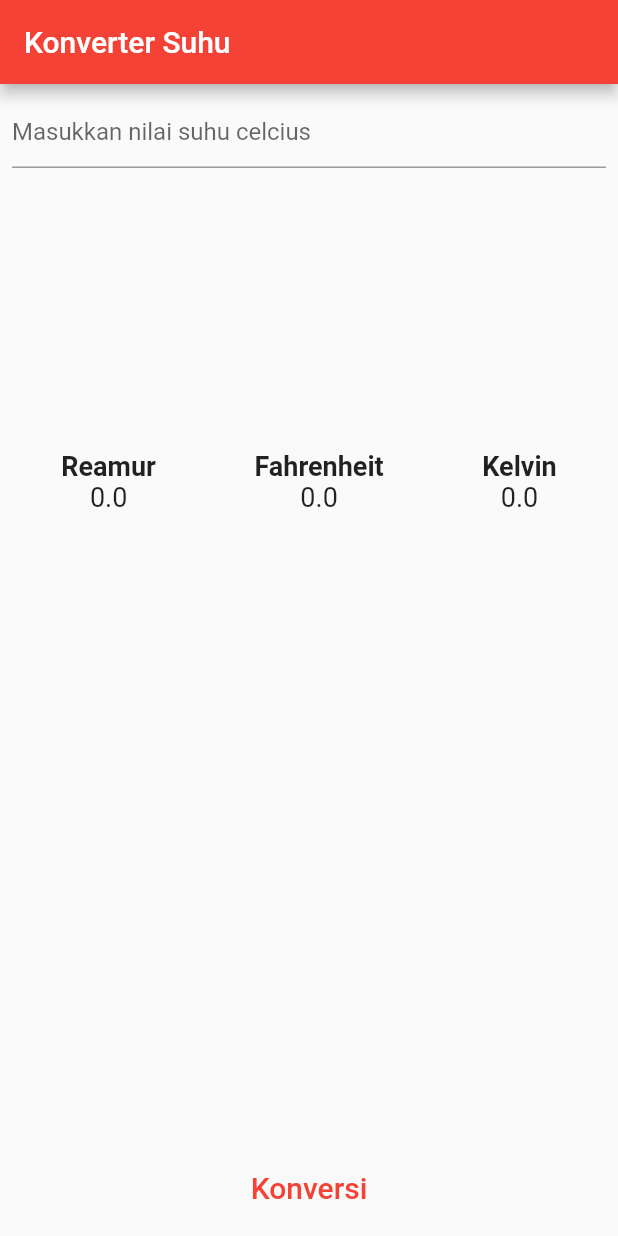
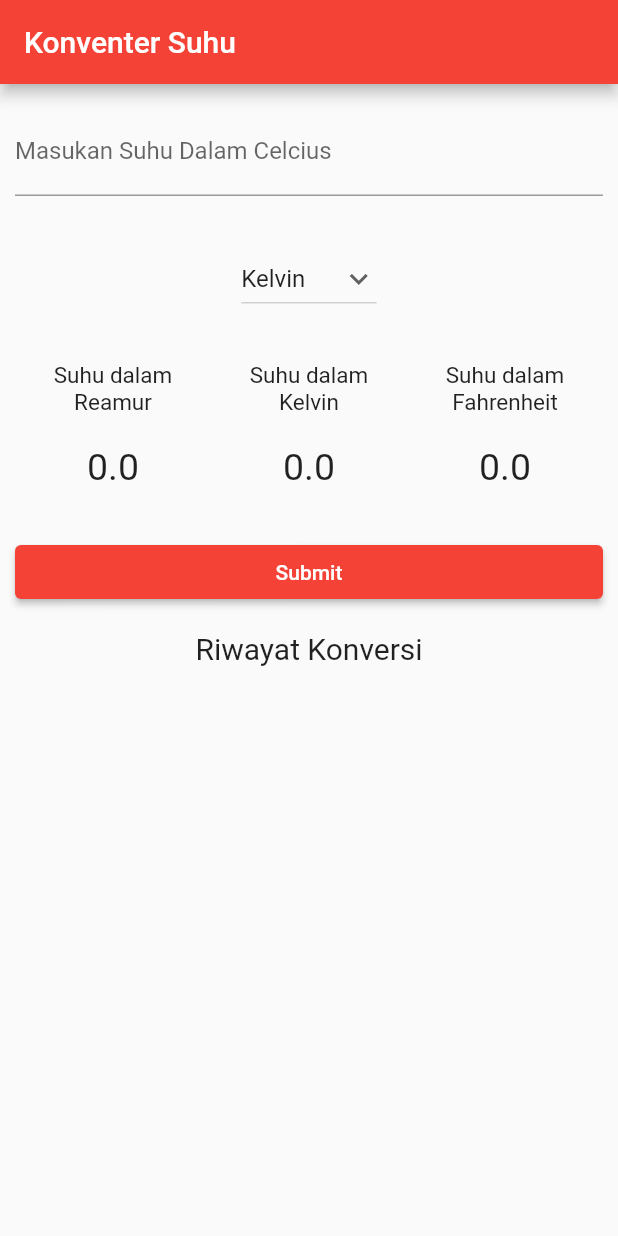
Before and after one commit to gengsR/flutter_convertSuhu, a Flutter app: the screen it shows after launch, on a phone screen of 412 x 824 dp. Run offline on Flutter 3.47's test engine with Material 2 defaults, Android fonts, the light colour scheme and no system bars.

Commit message:
Fix ConvertSuhu

```diff
--- a/lib/main.dart
+++ b/lib/main.dart
@@ -1,162 +1,276 @@
 import 'package:flutter/material.dart';
+import 'package:flutter/services.dart';
 
 void main() {
   runApp(const MyApp());
 }
 
-class MyApp extends StatelessWidget {
+class MyApp extends StatefulWidget {
   const MyApp({super.key});
 
-  // This widget is the root of your application.
   @override
-  Widget build(BuildContext context) {
-    return MaterialApp(
-      title: 'Suhu Converter',
-      theme: ThemeData(
-        // This is the theme of your application.
-        //
-        // Try running your application with "flutter run". You'll see the
-        // application has a blue toolbar. Then, without quitting the app, try
-        // changing the primarySwatch below to Colors.green and then invoke
-        // "hot reload" (press "r" in the console where you ran "flutter run",
-        // or simply save your changes to "hot reload" in a Flutter IDE).
-        // Notice that the counter didn't reset back to zero; the application
-        // is not restarted.
-        primarySwatch: Colors.red,
-      ),
-      home: const MyHomePage(title: 'Konverter Suhu'),
-    );
-  }
+  State<MyApp> createState() => _MyAppState();
 }
 
-class MyHomePage extends StatefulWidget {
-  const MyHomePage({super.key, required this.title});
-
-  // This widget is the home page of your application. It is stateful, meaning
-  // that it has a State object (defined below) that contains fields that affect
-  // how it looks.
-
-  // This class is the configuration for the state. It holds the values (in this
-  // case the title) provided by the parent (in this case the App widget) and
-  // used by the build method of the State. Fields in a Widget subclass are
-  // always marked "final".
-
-  final String title;
-
-  @override
-  State<MyHomePage> createState() => _MyHomePageState();
-}
-
-class _MyHomePageState extends State<MyHomePage> {
-  TextEditingController etInput = new TextEditingController();
-
-  //Menentukan variabel input
+class _MyAppState extends State<MyApp> {
+  // This widget is the root of your application.
+  var items = ['Kelvin', 'Reamor', 'Farenheit', 'Semua'];
+  String dropdownvalue = 'Kelvin';
+  String? selectedValue;
   double celcius = 0;
   double kelvin = 0;
-  double fahrenheit = 0;
-  double reamur = 0;
-
-  // Melakukan konversi
+  double reamor = 0;
+  double farenheit = 0;
+  double output = 0;
+  double output1 = 0;
+  double output2 = 0;
+  double output3 = 0;
+  List<String> listViewItem1 = <String>[];
+  List<String> listViewItem2 = <String>[];
+  List<String> listViewItem3 = <String>[];
+  List<String> listViewItem4 = <String>[];
+  TextEditingController inputSuhu = TextEditingController();
   konversi() {
-    //dengan state
     setState(() {
-      celcius = double.parse(etInput.text);
-      reamur = 4 / 5 * celcius;
-      fahrenheit = (9 / 5 * celcius) + 32;
-      kelvin = 273.15 + celcius;
+      celcius = double.parse(inputSuhu.text);
+      if (dropdownvalue == 'Kelvin') {
+        output = 273.15 + celcius;
+        reamor = 0;
+        farenheit = 0;
+        kelvin = output;
+      } else if (dropdownvalue == 'Reamor') {
+        output = 4 / 5 * celcius;
+        reamor = output;
+        farenheit = 0;
+        kelvin = 0;
+      } else if (dropdownvalue == 'Farenheit') {
+        output = (9 / 5 * celcius) + 32;
+        reamor = 0;
+        farenheit = output;
+        kelvin = 0;
+      } else {
+        output1 = 273.15 + celcius;
+        output2 = 4 / 5 * celcius;
+        output3 = (9 / 5 * celcius) + 32;
+        reamor = output2;
+        farenheit = output3;
+        kelvin = output1;
+      }
+      listViewItem1.add('$reamor');
+      listViewItem2.add('$kelvin');
+      listViewItem3.add('$farenheit');
+      listViewItem4.add('$celcius');
     });
   }
 
   @override
   Widget build(BuildContext context) {
-    return Scaffold(
+    return MaterialApp(
+      title: 'Flutter Demo',
+      theme: ThemeData(
+        primarySwatch: Colors.red,
+        visualDensity: VisualDensity.adaptivePlatformDensity,
+      ),
+      home: Scaffold(
         appBar: AppBar(
-        title: Text(widget.title),
+          title: Text("Konventer Suhu"),
         ),
-      body: Container(
-        margin: EdgeInsets.all(8),
+        body: Column(
+          children: <Widget>[
+            Expanded(
+              flex: 2,
+              child: Container(
+                margin: const EdgeInsets.fromLTRB(10, 0, 10, 0),
                 child: Column(
+                  mainAxisAlignment: MainAxisAlignment.spaceAround,
                   children: [
-            Expanded(
-              child: Column(
-                mainAxisAlignment: MainAxisAlignment.spaceBetween,
-                children: <Widget>[
-                  TextFormField(
-                    keyboardType: TextInputType.number,
-                    controller: etInput,
-                    decoration: InputDecoration(
-                      hintText: "Masukkan nilai suhu celcius",
+                    Container(child: inputan()),
+                    Container(
+                      child: dropDown(),
                     ),
+                    Container(
+                      child: outputSuhu(),
                     ),
-                  Center(
-                    child: Row(
-                      mainAxisAlignment: MainAxisAlignment.spaceAround,
-                      children: <Widget>[
-                        Column(
-                          children: <Widget>[
-                            Text(
-                              "Reamur",
-                              style: TextStyle(
-                                fontSize: 18,
-                                fontWeight: FontWeight.bold,
-                              ),
-                            ),
-                            Text(
-                              "$reamur",
-                              style: TextStyle(fontSize: 18),
-                            ),
-                          ],
-                        ),
-                        Column(
-                          children: <Widget>[
-                            Text(
-                              "Fahrenheit",
-                              style: TextStyle(
-                                fontSize: 18,
-                                fontWeight: FontWeight.bold,
-                              ),
-                            ),
-                            Text(
-                              "$fahrenheit",
-                              style: TextStyle(fontSize: 18),
-                            ),
-                          ],
-                        ),
-                        Column(
-                          children: <Widget>[
-                            Text(
-                              "Kelvin",
-                              style: TextStyle(
-                                fontSize: 18,
-                                fontWeight: FontWeight.bold,
-                              ),
-                            ),
-                            Text(
-                              "$kelvin",
-                              style: TextStyle(fontSize: 18),
-                            ),
-                          ],
+                    Container(
+                      child: buttonSubmit(),
                     ),
                   ],
                 ),
               ),
-                  Container(
-                    width: double.infinity,
-                    height: 50,
             ),
-                  TextButton(
-                    onPressed: konversi,
+            const Expanded(
+              flex: 0,
               child: Text(
-                      'Konversi',
+                'Riwayat Konversi',
                 style: TextStyle(fontSize: 20),
               ),
             ),
-                ],
+            const SizedBox(
+              height: 15,
             ),
+            Expanded(
+              flex: 2,
+              child: listHasil(),
             ),
           ],
         ),
       ),
     );
   }
+
+  inputan() {
+    return TextFormField(
+      controller: inputSuhu,
+      keyboardType: TextInputType.number,
+      decoration: const InputDecoration(
+        border: UnderlineInputBorder(),
+        labelText: 'Masukan Suhu Dalam Celcius',
+      ),
+    );
   }
+
+  dropDown() {
+    return DropdownButton(
+      value: dropdownvalue,
+      icon: const Icon(Icons.keyboard_arrow_down),
+      items: items.map((String items) {
+        return DropdownMenuItem(
+          value: items,
+          child: Text(items),
+        );
+      }).toList(),
+      onChanged: (String? newValue) {
+        setState(() {
+          dropdownvalue = newValue!;
+        });
+      },
+    );
+  }
+
+  outputSuhu() {
+    return Row(
+      mainAxisAlignment: MainAxisAlignment.spaceEvenly,
+      children: [
+        Expanded(
+          flex: 1,
+          child: Column(
+            children: [
+              const Text('Suhu dalam Reamur',
+                  style: TextStyle(
+                    fontSize: 15,
+                  ),
+                  textAlign: TextAlign.center),
+              const SizedBox(height: 20),
+              Text(
+                "$reamor",
+                style: const TextStyle(fontSize: 25),
+              )
+            ],
+          ),
+        ),
+        Expanded(
+          flex: 1,
+          child: Column(
+            children: [
+              const Text(
+                'Suhu dalam \nKelvin',
+                style: TextStyle(fontSize: 15),
+                textAlign: TextAlign.center,
+              ),
+              const SizedBox(height: 20),
+              Text(
+                "$kelvin",
+                style: const TextStyle(fontSize: 25),
+              )
+            ],
+          ),
+        ),
+        Expanded(
+          flex: 1,
+          child: Column(
+            children: [
+              const Text('Suhu dalam \nFahrenheit',
+                  style: TextStyle(fontSize: 15), textAlign: TextAlign.center),
+              const SizedBox(height: 20),
+              Text(
+                "$farenheit",
+                style: const TextStyle(fontSize: 25),
+              )
+            ],
+          ),
+        ),
+      ],
+    );
+  }
+
+  buttonSubmit() {
+    return SizedBox(
+        width: double.infinity,
+        child: ElevatedButton(
+          child: const Text('Submit'),
+          onPressed: () => konversi(),
+        ));
+  }
+
+  listHasil() {
+    return SizedBox(
+      height: 120,
+      child: ListView.builder(
+        shrinkWrap: true,
+        itemCount: listViewItem4.length,
+        itemBuilder: (context, index) => Container(
+          decoration:
+              BoxDecoration(border: Border.all(color: Colors.lightBlueAccent)),
+          margin: const EdgeInsets.fromLTRB(0, 0, 0, 10),
+          child: Row(children: <Widget>[
+            Expanded(
+              flex: 4,
+              child: Column(
+                children: [Text((index + 1).toString())],
+              ),
+            ),
+            Expanded(
+              flex: 10,
+              child: Row(
+                children: [
+                  Column(
+                    crossAxisAlignment: CrossAxisAlignment.start,
+                    children: const [
+                      Text(
+                        'Celcius',
+                        style:
+                            TextStyle(fontWeight: FontWeight.bold, height: 2),
+                      ),
+                      Text(
+                        'Reamur\t',
+                      ),
+                      Text('Kelvin\t'),
+                      Text('Fahrenheit\t'),
+                      SizedBox(
+                        height: 10,
+                      )
+                    ],
+                  ),
+                  Column(children: const [
+                    Text('=\t'),
+                    Text('=\t'),
+                    Text('=\t'),
+                    Text('=\t'),
+                  ]),
+                  Column(
+                      crossAxisAlignment: CrossAxisAlignment.start,
+                      children: [
+                        Text(listViewItem4.elementAt(index)),
+                        Text(listViewItem1.elementAt(index)),
+                        Text(listViewItem2.elementAt(index)),
+                        Text(listViewItem3.elementAt(index)),
+                      ]),
+                ],
+              ),
+            ),
+          ]),
+        ),
+      ),
+    );
+  }
+}
```
Lines whose indentation alone changed are shown as unchanged.
